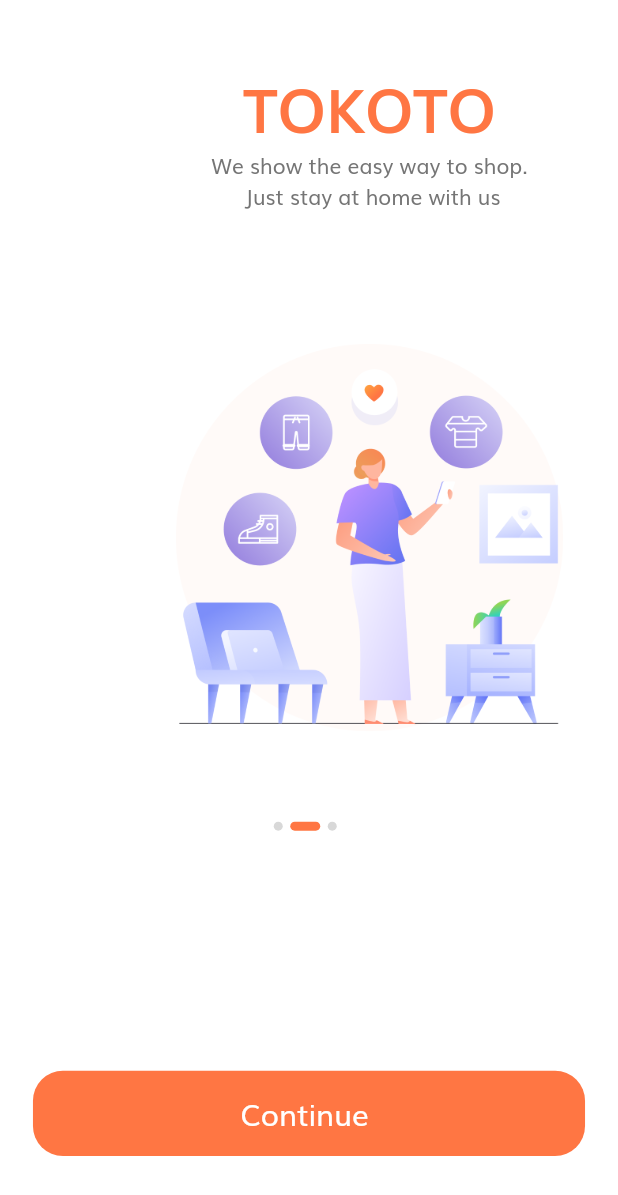
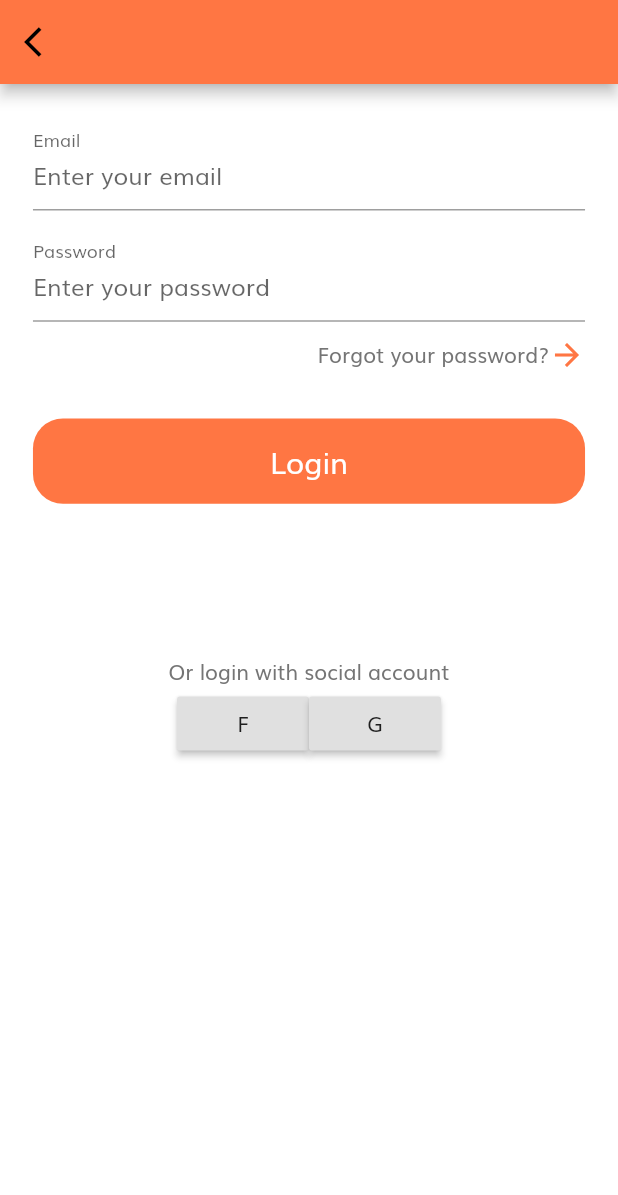
Before and after one commit to duongkibo/EcommerceFunnyTeam, a Flutter app: the screen it shows after launch, after a tap on "Continue", on a phone screen of 412 x 824 dp. Shown: the top 1195 px of the screen. Run offline on Flutter 3.47's test engine with Material 2 defaults, Android fonts, the phone set to English and light mode, and no system bars; our stand-ins replace shared_preferences; missing offline and left inert: flutter_statusbarcolor; network calls fail.

Commit message:
login screen

```diff
--- a/lib/components/defaul_button.dart
+++ b/lib/components/defaul_button.dart
@@ -2,29 +2,26 @@ import 'package:flutter/material.dart';
 
 import '../constan.dart';
 import '../size_config.dart';
+
 class DefaultButton extends StatelessWidget {
   const DefaultButton({Key key, this.text, this.press}) : super(key: key);
   final String text;
   final Function press;
   @override
   Widget build(BuildContext context) {
-    return                     SizedBox(
-      width: double.infinity ,
+    return SizedBox(
+      width: double.infinity,
       height: getProportionateScreenHeight(56),
       child: FlatButton(
-        shape: RoundedRectangleBorder(
-            borderRadius: BorderRadius.circular(20)
-        ),
-        onPressed: () {},
+        shape: RoundedRectangleBorder(borderRadius: BorderRadius.circular(20)),
+        onPressed: press,
         child: Text(
           text,
-          style:
-          TextStyle(fontSize: getPropotionateScreenWitdh(18),
-              color: Colors.white),
+          style: TextStyle(
+              fontSize: getPropotionateScreenWitdh(18), color: Colors.white),
         ),
         color: KPrimaryColor,
       ),
     );
-
   }
 }
--- /dev/null
+++ b/lib/components/form_error.dart
@@ -0,0 +1,29 @@
+import 'package:flutter/material.dart';
+// import 'package:flutter_svg/flutter_svg.dart';
+
+import '../size_config.dart';
+
+class FormError extends StatelessWidget {
+  const FormError({
+    Key key,
+    @required this.errors,
+  }) : super(key: key);
+
+  final List<String> errors;
+
+  @override
+  Widget build(BuildContext context) {
+    return Column(
+      children: List.generate(
+          errors.length, (index) => formErrorText(error: errors[index])),
+    );
+  }
+
+  Text formErrorText({String error}) {
+    return Text(
+      error,
+      textAlign: TextAlign.start,
+      style: TextStyle(color: Colors.red),
+    );
+  }
+}
--- a/lib/constan.dart
+++ b/lib/constan.dart
@@ -5,9 +5,20 @@ const kPrimaryLightColor = Color(0xFFFFECDF);
 const kPrimaryGradientColor = LinearGradient(
   begin: Alignment.topLeft,
   end: Alignment.bottomRight,
-  colors: [Color(0xFFFFA53E),Color(0xFFFF7643)],
-
+  colors: [Color(0xFFFFA53E), Color(0xFFFF7643)],
 );
 const kSecondaryColor = Color(0xFF979797);
 const kTextColor = Color(0xFF757575);
-const kAnimationDuration = Duration(microseconds: 300);
+const kAnimationDuration = Duration(microseconds: 200);
+
+// Form Error
+final RegExp emailValidatorRegExp =
+    RegExp(r"^[a-zA-Z0-9.]+@[a-zA-Z0-9]+\.[a-zA-Z]+");
+const String kEmailNullError = "Please Enter your email";
+const String kInvalidEmailError = "Please Enter Valid Email";
+const String kPassNullError = "Please Enter your password";
+const String kShortPassError = "Password is too short";
+const String kMatchPassError = "Passwords don't match";
+const String kNamelNullError = "Please Enter your name";
+const String kPhoneNumberNullError = "Please Enter your phone number";
+const String kAddressNullError = "Please Enter your address";
--- /dev/null
+++ b/lib/screens/login/login_screen.dart
@@ -0,0 +1,225 @@
+import 'dart:convert';
+
+import 'package:flutter/cupertino.dart';
+import 'package:flutter/material.dart';
+import 'package:http/http.dart' as http;
+import 'package:shared_preferences/shared_preferences.dart';
+
+import 'package:welcome_demo/components/defaul_button.dart';
+import 'package:welcome_demo/components/form_error.dart';
+import 'package:welcome_demo/screens/home/home.dart';
+import 'package:welcome_demo/size_config.dart';
+import '../../constan.dart';
+
+class LoginScreen extends StatefulWidget {
+  @override
+  _LoginScreenState createState() => _LoginScreenState();
+}
+
+class _LoginScreenState extends State<LoginScreen> {
+  String _email;
+  String _password;
+  String _tokenFCM = '';
+  bool _showPass = false;
+
+  // static String routeName = "/sign_in";
+  final _formKey = GlobalKey<FormState>();
+  final List<String> errors = [];
+
+  void addError({String error}) {
+    if (!errors.contains(error))
+      setState(() {
+        errors.add(error);
+      });
+  }
+
+  void removeError({String error}) {
+    if (errors.contains(error))
+      setState(() {
+        errors.remove(error);
+      });
+  }
+
+  @override
+  Widget build(BuildContext context) {
+    SizeConfig().init(context);
+    return Scaffold(
+        appBar: AppBar(
+          leading: IconButton(
+              icon: Icon(Icons.arrow_back_ios),
+              onPressed: () => Navigator.pop(context)),
+        ),
+        body: SafeArea(
+            child: SizedBox(
+                width: double.infinity,
+                child: Padding(
+                    padding: EdgeInsets.symmetric(
+                        horizontal: getPropotionateScreenWitdh(20)),
+                    child: SingleChildScrollView(
+                      child: Form(
+                        key: _formKey,
+                        child: Column(
+                          children: [
+                            SizedBox(height: getProportionateScreenHeight(20)),
+                            emailFormField(),
+                            SizedBox(height: getProportionateScreenHeight(10)),
+                            passwordFormField(),
+                            SizedBox(height: getProportionateScreenHeight(10)),
+                            Container(
+                              child: GestureDetector(
+                                onTap: () {},
+                                child: Row(
+                                  mainAxisAlignment: MainAxisAlignment.end,
+                                  children: [
+                                    Text('Forgot your password?'),
+                                    Icon(
+                                      Icons.arrow_forward,
+                                      color: Color(0xFFFF7643),
+                                    )
+                                  ],
+                                ),
+                              ),
+                            ),
+                            SizedBox(height: getProportionateScreenHeight(10)),
+                            FormError(errors: errors),
+                            SizedBox(height: getProportionateScreenHeight(20)),
+                            DefaultButton(
+                                text: 'Login',
+                                press: () {
+                                  // if (_formKey.currentState.validate()) {
+                                  //   _formKey.currentState.save();
+                                  //   // if all are valid then go to home screen
+
+                                  // }
+                                  setState(() {
+                                    onSignIn();
+                                  });
+                                }),
+                            SizedBox(height: getProportionateScreenHeight(100)),
+                            Container(
+                              child: Column(
+                                children: [
+                                  Text('Or login with social account'),
+                                  Row(
+                                    mainAxisAlignment: MainAxisAlignment.center,
+                                    children: [
+                                      RaisedButton(
+                                          child: Text('F'), onPressed: () {}),
+                                      RaisedButton(
+                                          child: Text('G'), onPressed: () {}),
+                                    ],
+                                  )
+                                ],
+                              ),
+                            ),
+                            // Spacer()
+                          ],
+                        ),
+                      ),
+                    )))));
+  }
+
+  TextFormField emailFormField() {
+    return TextFormField(
+      keyboardType: TextInputType.emailAddress,
+      validator: (value) {
+        if (value.isEmpty) {
+          addError(error: kEmailNullError);
+        } else if (!emailValidatorRegExp.hasMatch(value)) {
+          addError(error: kInvalidEmailError);
+        }
+        return null;
+      },
+      decoration: InputDecoration(
+        labelText: 'Email',
+        hintText: "Enter your email",
+        floatingLabelBehavior: FloatingLabelBehavior.always,
+      ),
+      onSaved: (newValue) {
+        _email = newValue;
+      },
+      onChanged: (value) {
+        if (value.isNotEmpty) {
+          removeError(error: kEmailNullError);
+        } else if (emailValidatorRegExp.hasMatch(value)) {
+          removeError(error: kInvalidEmailError);
+        }
+        return null;
+      },
+    );
+  }
+
+  TextFormField passwordFormField() {
+    return TextFormField(
+      obscureText: !_showPass,
+      validator: (value) {
+        if (value.isEmpty) {
+          addError(error: kPassNullError);
+        } else if (value.length < 6) {
+          addError(error: kShortPassError);
+        }
+        return null;
+      },
+      onChanged: (value) {
+        if (value.isNotEmpty) {
+          removeError(error: kPassNullError);
+        } else if (value.length >= 8) {
+          removeError(error: kShortPassError);
+        }
+        return null;
+      },
+      decoration: InputDecoration(
+          labelText: 'Password',
+          hintText: 'Enter your password',
+          floatingLabelBehavior: FloatingLabelBehavior.always),
+      onSaved: (newValue) {
+        _password = newValue;
+      },
+    );
+  }
+
+  Future onSignIn() async {
+    // SharedPreferences prefs = await SharedPreferences.getInstance();
+    final form = _formKey.currentState;
+    form.save();
+
+    if (form.validate()) {
+      String url =
+          'https://app.baomoiday.net/public/api/auth/login?email=$_email&password=$_password';
+      var response = await http.post(url);
+      if (response.statusCode == 200) {
+        Map parsed = json.decode(response.body);
+        _tokenFCM = parsed['access_token'];
+        if (_tokenFCM != null) {
+          Navigator.push(
+              context, MaterialPageRoute(builder: (context) => HomeScreen()));
+        }
+      }
+      if (response.statusCode == 401) {
+        return showDialog(
+            context: context,
+            builder: (_) {
+              return AlertDialog(
+                elevation: 3.0,
+                actionsOverflowDirection: VerticalDirection.down,
+                title: Text(
+                  'Login Failed!',
+                  style: TextStyle(fontWeight: FontWeight.bold),
+                ),
+                content: Text(
+                  'Your email or password is incorrect!\nPlease type again.',
+                  textAlign: TextAlign.justify,
+                  softWrap: true,
+                ),
+                actions: [
+                  FlatButton(
+                      onPressed: () => Navigator.pop(context),
+                      child: Text('OK',
+                          style: TextStyle(color: Color(0xFFFF7643))))
+                ],
+              );
+            });
+      }
+    }
+  }
+}
--- a/lib/screens/splash/components/body.dart
+++ b/lib/screens/splash/components/body.dart
@@ -2,6 +2,7 @@ import 'dart:async';
 
 import 'package:flutter/material.dart';
 import 'package:welcome_demo/components/defaul_button.dart';
+import 'package:welcome_demo/screens/login/login_screen.dart';
 import 'package:welcome_demo/screens/splash/components/splash_content.dart';
 import 'package:welcome_demo/size_config.dart';
 
@@ -21,7 +22,7 @@ class _BodyState extends State<Body> {
     },
     {
       "text":
-          "We help pepole conect with store \n around United State of America",
+          "We help people conect with store \n around United State of America",
       "image": "assets/images/splash_2.png"
     },
     {
@@ -37,7 +38,7 @@ class _BodyState extends State<Body> {
   @override
   void initState() {
     super.initState();
-    Timer.periodic(Duration(milliseconds: 200), (Timer timer) {
+    Timer.periodic(Duration(milliseconds: 3000), (Timer timer) {
       if (_currentPage <= 2) {
         _currentPage++;
       } else {
@@ -51,9 +52,9 @@ class _BodyState extends State<Body> {
       );
     });
   }
+
   @override
   Widget build(BuildContext context) {
-
     return SafeArea(
         child: SizedBox(
       width: double.infinity,
@@ -62,7 +63,7 @@ class _BodyState extends State<Body> {
           Expanded(
             flex: 3,
             child: PageView.builder(
-              controller:_pageController ,
+                controller: _pageController,
                 onPageChanged: (value) {
                   setState(() {
                     currentPage = value;
@@ -91,7 +92,10 @@ class _BodyState extends State<Body> {
                     ),
                     DefaultButton(
                       text: "Continue ",
-                      press: (){},
+                      press: () => Navigator.push(
+                          context,
+                          MaterialPageRoute(
+                              builder: (context) => LoginScreen())),
                     ),
                     Spacer()
                   ],
@@ -104,7 +108,7 @@ class _BodyState extends State<Body> {
 
   AnimatedContainer buildDot({int index}) {
     return AnimatedContainer(
-      duration:  kAnimationDuration,
+      duration: kAnimationDuration,
       margin: EdgeInsets.only(right: 5),
       height: 6,
       width: currentPage == index ? 20 : 6,
--- a/lib/size_config.dart
+++ b/lib/size_config.dart
@@ -1,27 +1,25 @@
 import 'package:flutter/material.dart';
+
 class SizeConfig {
   static MediaQueryData _mediaQueryData;
   static double screenWidth;
   static double screenHeight;
   static double defaultSize;
   static Orientation orientation;
-  void init(BuildContext context)
-  {
+  void init(BuildContext context) {
     _mediaQueryData = MediaQuery.of(context);
     screenHeight = _mediaQueryData.size.height;
     screenWidth = _mediaQueryData.size.width;
     orientation = _mediaQueryData.orientation;
   }
+}
 
+double getProportionateScreenHeight(double inputHeight) {
+  double screenHeight = SizeConfig.screenHeight;
+  return (inputHeight / 812.0) * screenHeight;
 }
-double getProportionateScreenHeight(double inputHeight)
-{
-  double screenHeight  = SizeConfig.screenHeight;
-  return (inputHeight/812.0)*screenHeight;
 
+double getPropotionateScreenWitdh(double inputWitdh) {
+  double screenWitdh = SizeConfig.screenWidth;
+  return (inputWitdh / 375.0) * screenWitdh;
 }
-double getPropotionateScreenWitdh(double inputWitdh)
-{
-  double screenWitdh = SizeConfig.screenWidth;
-  return (inputWitdh/375.0)*screenWitdh;
-}
--- a/pubspec.yaml
+++ b/pubspec.yaml
@@ -31,6 +31,8 @@ dependencies:
   # The following adds the Cupertino Icons font to your application.
   # Use with the CupertinoIcons class for iOS style icons.
   cupertino_icons: ^1.0.0
+  http: any
+  shared_preferences: ^0.5.12+4
 
 dev_dependencies:
   flutter_test:
```
Also changed, not shown: lib/screens/home/home.dart (added, +12 -0 lines), pubspec.lock.
